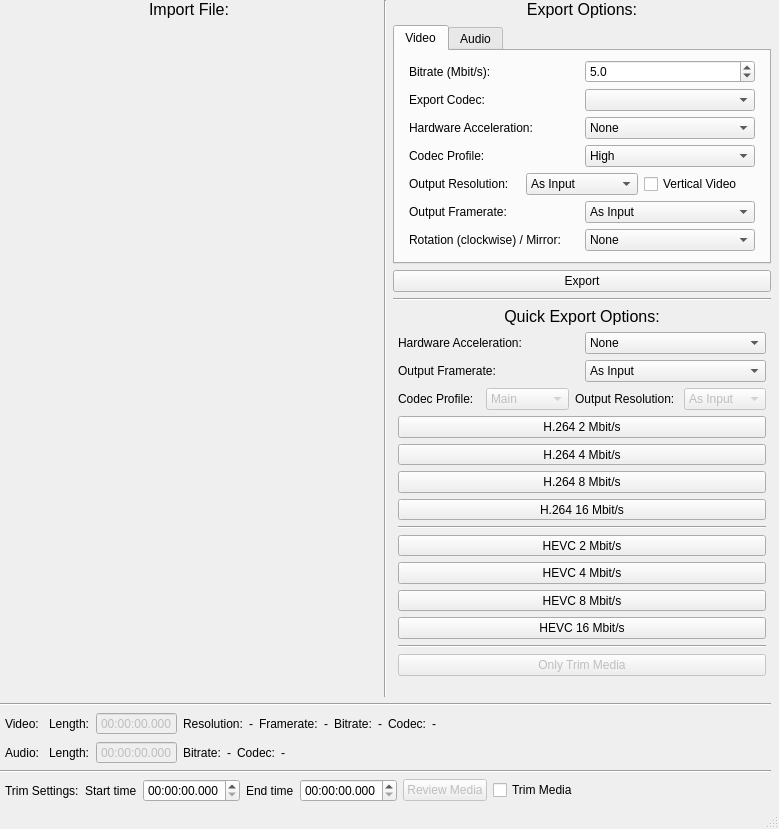
andreasGBL/VideoLow, file src/videolowwindow.ui: the form before one commit.
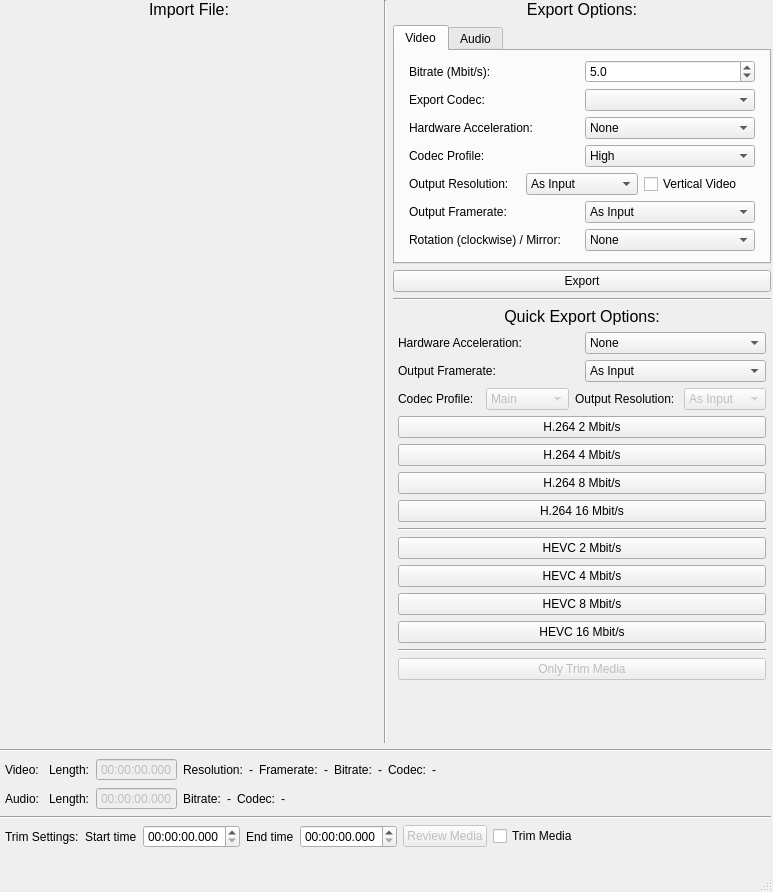
The form after the commit. Custom widgets are drawn as their Qt base class.

Commit message: Fix window height

```diff
--- a/src/videolowwindow.ui
+++ b/src/videolowwindow.ui
@@ -6,8 +6,8 @@
    <rect>
     <x>0</x>
     <y>0</y>
-    <width>779</width>
-    <height>829</height>
+    <width>773</width>
+    <height>892</height>
    </rect>
   </property>
   <property name="sizePolicy">
@@ -32,7 +32,7 @@
       <x>0</x>
       <y>0</y>
       <width>771</width>
-      <height>802</height>
+      <height>848</height>
      </rect>
     </property>
     <layout class="QVBoxLayout" name="verticalLayout_5">
```
Left out of the diff: 4 changed lines with no effect on the pictures. The commit also changes 1 other file.
